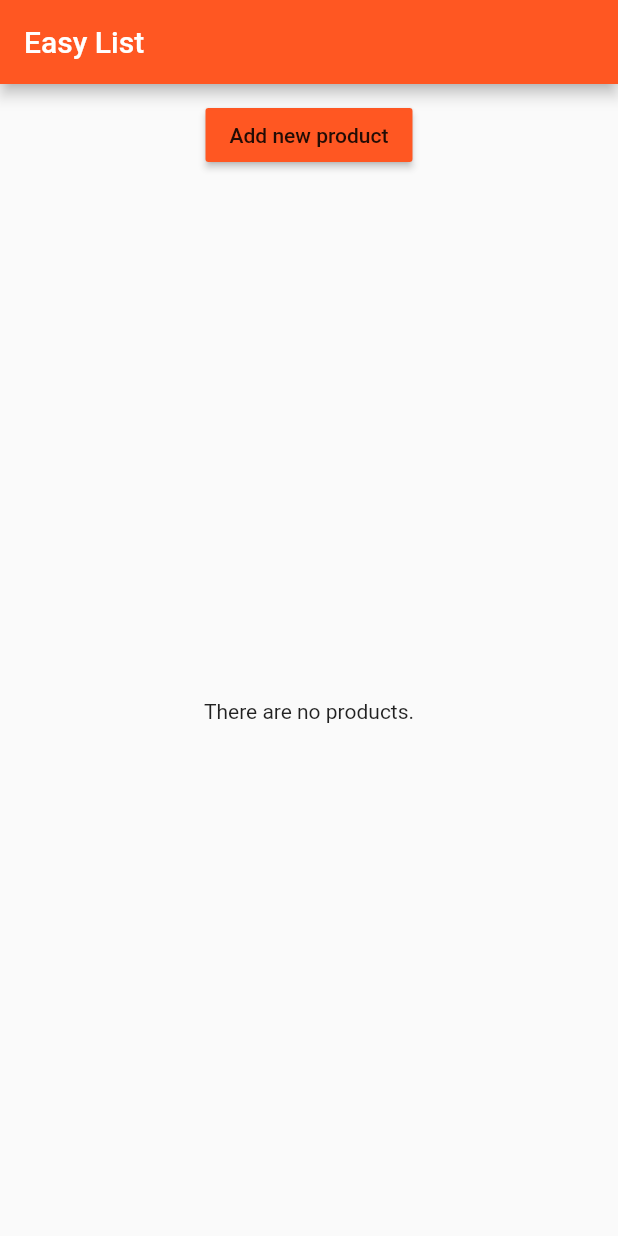
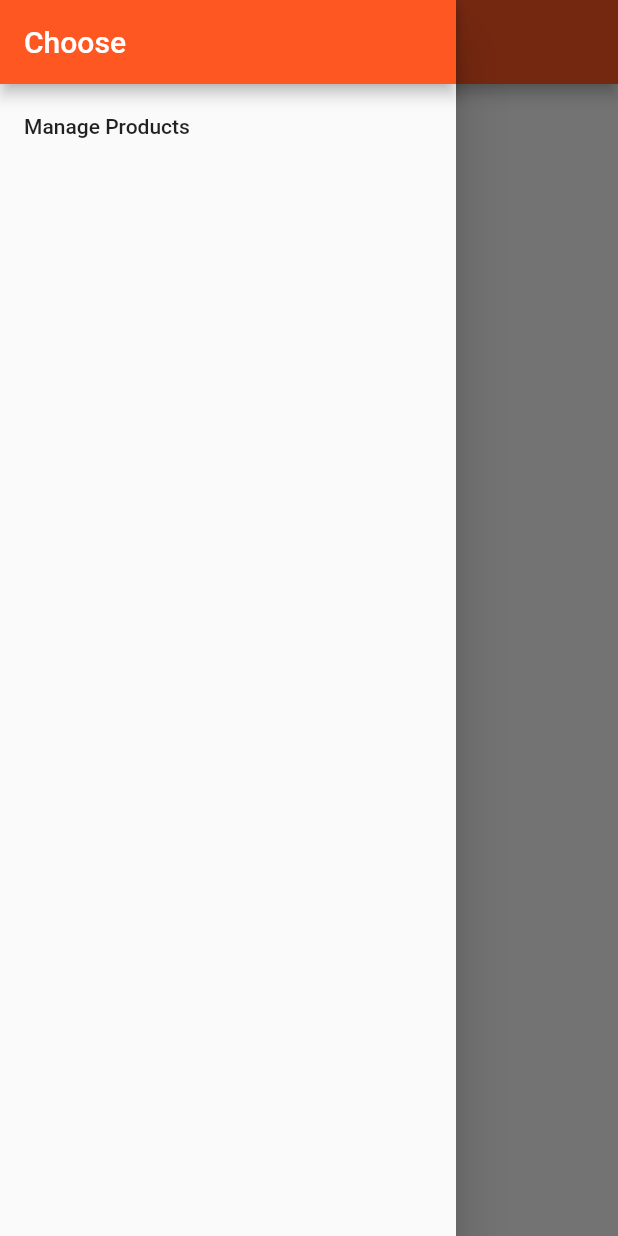
Before and after one commit to DenisTimofijuk/flutter_tr_1, a Flutter app: the screen it shows after launch, with the side drawer open (before the commit the screen has no drawer), on a phone screen of 412 x 824 dp. Run offline on Flutter 3.47's test engine with Material 2 defaults, Android fonts, the phone set to English and light mode, and no system bars.

Commit message:
82 completed

```diff
--- a/lib/main.dart
+++ b/lib/main.dart
@@ -1,23 +1,66 @@
 import 'package:flutter/material.dart';
 
-import './product_manager.dart';
+import './pages/auth.dart';
+import './pages/productAdmin.dart';
+import './pages/products.dart';
+import './pages/product.dart';
 
 void main() => runApp(MyApp());
 
-class MyApp extends StatelessWidget {
+class MyApp extends StatefulWidget {
+  @override
+  State<StatefulWidget> createState() {
+    return _MyAppState();
+  }
+}
+
+class _MyAppState extends State<MyApp> {
+  List<Map<String, String>> _products = [];
+
+  void _addProduct(Map<String, String> product) {
+    setState(() {
+      _products.add(product);
+    });
+  }
+
+  void _deleteProduct(int index) {
+    setState(() {
+      _products.removeAt(index);
+    });
+  }
+
   @override
   Widget build(BuildContext context) {
     return MaterialApp(
       theme: ThemeData(
-        primarySwatch: Colors.deepOrange,
-        accentColor: Colors.deepPurple
-      ),
-      home: Scaffold(
-        appBar: AppBar(
-          title: Text('Easy List'),
-        ),
-        body: ProductManager(),
-      ),
+          primarySwatch: Colors.deepOrange, accentColor: Colors.deepPurple),
+      //home: AuthPage(),
+      routes: {
+        '/': (BuildContext context) =>
+            ProductsPage(_products, _addProduct, _deleteProduct),
+        '/admin': (BuildContext context) => ProductAdmin(),
+      },
+      onGenerateRoute: (RouteSettings settings) {
+        final List<String> pathElements = settings.name.split('/');
+        if (pathElements[0] != '') {
+          return null;
+        }
+        if (pathElements[1] == 'product') {
+          final int index = int.parse(pathElements[2]);
+          return MaterialPageRoute<bool>(
+            builder: (BuildContext context) => ProductPage(
+                _products[index]['title'], _products[index]['image']),
+          );
+        }
+
+        return null;
+      },
+      onUnknownRoute: (RouteSettings settings) {
+        return MaterialPageRoute(
+          builder: (BuildContext context) =>
+              ProductsPage(_products, _addProduct, _deleteProduct),
+        );
+      },
     );
   }
 }
--- /dev/null
+++ b/lib/pages/product_list.dart
@@ -0,0 +1,8 @@
+import 'package:flutter/material.dart';
+
+class ProductListPage extends StatelessWidget {
+  @override
+  Widget build(BuildContext context) {
+    return Center(child: Text('All Products'),);
+  }
+}
--- /dev/null
+++ b/lib/pages/products.dart
@@ -0,0 +1,36 @@
+import 'package:flutter/material.dart';
+import '../product_manager.dart';
+
+class ProductsPage extends StatelessWidget {
+  final List<Map<String, String>> products;
+  final Function addProduct;
+  final Function deleteProduct;
+
+  ProductsPage(this.products, this.addProduct, this.deleteProduct);
+
+  @override
+  Widget build(BuildContext context) {
+    return Scaffold(
+      drawer: Drawer(
+        child: Column(
+          children: <Widget>[
+            AppBar(
+              automaticallyImplyLeading: false,
+              title: Text('Choose'),
+            ),
+            ListTile(
+              title: Text('Manage Products'),
+              onTap: () {
+                Navigator.pushReplacementNamed(context, '/admin');
+              },
+            )
+          ],
+        ),
+      ),
+      appBar: AppBar(
+        title: Text('Easy List'),
+      ),
+      body: ProductManager(products, addProduct, deleteProduct),
+    );
+  }
+}
--- a/lib/product_control.dart
+++ b/lib/product_control.dart
@@ -11,7 +11,7 @@ class ProductControl extends StatelessWidget{
       return RaisedButton(
             color: Theme.of(context).primaryColor,
             onPressed: () {
-              addProduct('Sweets');
+              addProduct({'title': 'Chocolate', 'image': 'assets/food1.png'});
             },
             child: Text('Add new product'),
           );
--- a/lib/product_manager.dart
+++ b/lib/product_manager.dart
@@ -3,34 +3,12 @@ import 'package:flutter/material.dart';
 import './products.dart';
 import './product_control.dart';
 
-class ProductManager extends StatefulWidget {
-  final String startingProduct;
+class ProductManager extends StatelessWidget {
+  final List<Map<String, String>> products;
+  final Function addProduct;
+  final Function deleteProduct;
 
-  ProductManager({this.startingProduct});
-
-  @override
-  State<StatefulWidget> createState() {
-    return _ProductManagerState();
-  }
-}
-
-class _ProductManagerState extends State<ProductManager> {
-  List<String> _products = [];
-
-  @override
-  void initState() {
-    if(widget.startingProduct != null){
-      _products.add(widget.startingProduct);
-    }
-
-    super.initState();
-  }
-
-  void _addProduct(String product) {
-    setState(() {
-      _products.add(product);
-    });
-  }
+  ProductManager(this.products, this.addProduct, this.deleteProduct);
 
   @override
   Widget build(BuildContext context) {
@@ -38,9 +16,14 @@ class _ProductManagerState extends State<ProductManager> {
       children: [
         Container(
           margin: EdgeInsets.all(10.0),
-          child: ProductControl(_addProduct),
+          child: ProductControl(addProduct),
         ),
-        Expanded(child: Products(_products),)
+        Expanded(
+          child: Products(
+            products,
+            deleteProduct: deleteProduct,
+          ),
+        )
       ],
     );
   }
--- a/lib/products.dart
+++ b/lib/products.dart
@@ -1,16 +1,33 @@
 import 'package:flutter/material.dart';
+import './pages/product.dart';
 
 class Products extends StatelessWidget {
-  final List<String> products;
+  final List<Map<String, String>> products;
+  final Function deleteProduct;
 
-  Products(this.products);
+  Products(this.products, {this.deleteProduct});
 
   Widget _buildProductItem(BuildContext context, int index) {
     return Card(
       child: Column(
         children: <Widget>[
-          Image.asset('assets/food1.png'),
-          Text(products[index])
+          Image.asset(products[index]['image']),
+          Text(products[index]['title']),
+          ButtonBar(
+            alignment: MainAxisAlignment.center,
+            children: <Widget>[
+              FlatButton(
+                child: Text('Details'),
+                onPressed: () => Navigator.pushNamed<bool>(
+                            context, '/product/' + index.toString())
+                        .then((bool value) {
+                      if (value) {
+                        deleteProduct(index);
+                      }
+                    }),
+              )
+            ],
+          )
         ],
       ),
     );
@@ -23,7 +40,7 @@ class Products extends StatelessWidget {
         itemBuilder: _buildProductItem,
         itemCount: products.length,
       );
-    }else{
+    } else {
       // We can declare beginning value here:
       productCards = Center(child: Text('There are no products.'));
 
```
Also changed, not shown: lib/pages/auth.dart (added, +21 -0 lines), lib/pages/product.dart (added, +39 -0 lines), lib/pages/productAdmin.dart (added, +49 -0 lines), lib/pages/product_create.dart (added, +8 -0 lines), 5 other files.
